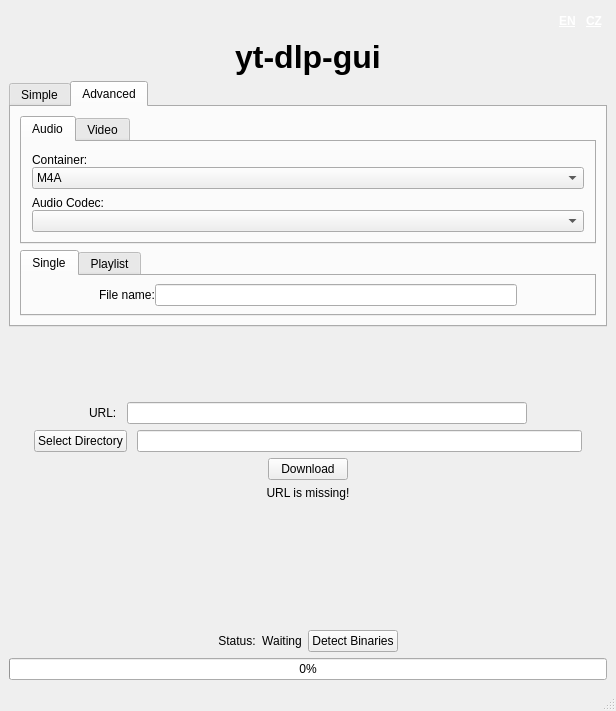
Above: maingui.ui from Filip-Funda/yt-dlp-gui before the change. Below: the same form after it.
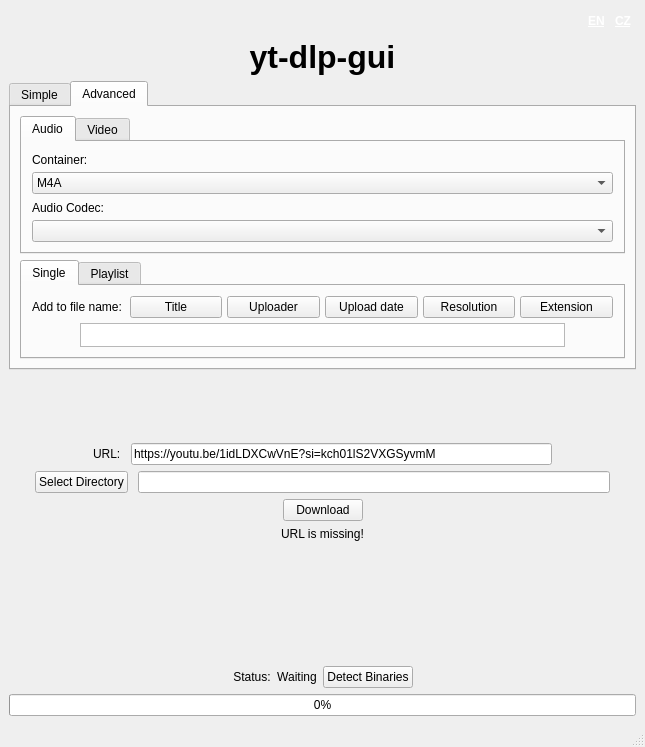
That is the form after the change. The open tabs and pages were chosen to show the change.

Commit message: feat(ui): add file name advanced options ui, fix codec passing to yt-dlp

```diff
--- a/maingui.ui
+++ b/maingui.ui
@@ -6,8 +6,8 @@
    <rect>
     <x>0</x>
     <y>0</y>
-    <width>616</width>
-    <height>711</height>
+    <width>645</width>
+    <height>747</height>
    </rect>
   </property>
   <property name="windowTitle">
@@ -572,7 +572,7 @@
             <item>
              <layout class="QVBoxLayout" name="verticalLayout_16">
               <property name="spacing">
-               <number>0</number>
+               <number>5</number>
               </property>
               <item>
                <widget class="QLabel" name="audioContainerLabel">
@@ -630,7 +630,7 @@
             <item>
              <layout class="QVBoxLayout" name="verticalLayout_15">
               <property name="spacing">
-               <number>0</number>
+               <number>5</number>
               </property>
               <item>
                <widget class="QLabel" name="audioAudioCodecLabel">
@@ -770,19 +770,82 @@
              <number>0</number>
             </property>
             <property name="leftMargin">
-             <number>5</number>
+             <number>10</number>
             </property>
             <property name="topMargin">
-             <number>5</number>
+             <number>10</number>
             </property>
             <property name="rightMargin">
-             <number>5</number>
+             <number>10</number>
             </property>
             <property name="bottomMargin">
+             <number>10</number>
+            </property>
+            <item>
+             <layout class="QVBoxLayout" name="verticalLayout_18">
+              <property name="spacing">
              <number>5</number>
             </property>
+              <property name="topMargin">
+               <number>0</number>
+              </property>
             <item>
-             <layout class="QHBoxLayout" name="horizontalLayout_10" stretch="3,1,15,3">
+               <layout class="QHBoxLayout" name="horizontalLayout_12" stretch="1,1,1,1,1,1">
+                <property name="spacing">
+                 <number>5</number>
+                </property>
+                <property name="topMargin">
+                 <number>0</number>
+                </property>
+                <item>
+                 <widget class="QLabel" name="label_2">
+                  <property name="text">
+                   <string>Add to file name:</string>
+                  </property>
+                  <property name="alignment">
+                   <set>Qt::AlignmentFlag::AlignLeading|Qt::AlignmentFlag::AlignLeft|Qt::AlignmentFlag::AlignVCenter</set>
+                  </property>
+                 </widget>
+                </item>
+                <item>
+                 <widget class="QPushButton" name="addTitleButton">
+                  <property name="text">
+                   <string>Title</string>
+                  </property>
+                 </widget>
+                </item>
+                <item>
+                 <widget class="QPushButton" name="addUploaderButton">
+                  <property name="text">
+                   <string>Uploader</string>
+                  </property>
+                 </widget>
+                </item>
+                <item>
+                 <widget class="QPushButton" name="addUploadDateButton">
+                  <property name="text">
+                   <string>Upload date</string>
+                  </property>
+                 </widget>
+                </item>
+                <item>
+                 <widget class="QPushButton" name="addResolutionButton">
+                  <property name="text">
+                   <string>Resolution</string>
+                  </property>
+                 </widget>
+                </item>
+                <item>
+                 <widget class="QPushButton" name="addExtensionButton">
+                  <property name="text">
+                   <string>Extension</string>
+                  </property>
+                 </widget>
+                </item>
+               </layout>
+              </item>
+              <item>
+               <layout class="QHBoxLayout" name="horizontalLayout_10" stretch="1,10,1">
               <item>
                <spacer name="horizontalSpacer_20">
                 <property name="orientation">
@@ -797,22 +860,24 @@
                </spacer>
               </item>
               <item>
-               <widget class="QLabel" name="fileNameLabel_2">
-                <property name="text">
-                 <string>File name:</string>
-                </property>
-                <property name="margin">
-                 <number>0</number>
-                </property>
-                <property name="indent">
-                 <number>-1</number>
-                </property>
-               </widget>
-              </item>
-              <item>
-               <widget class="QLineEdit" name="fileNameInput_2">
-                <property name="maxLength">
-                 <number>256</number>
+                 <widget class="QTextEdit" name="advancedFileNameInput">
+                  <property name="sizePolicy">
+                   <sizepolicy hsizetype="Minimum" vsizetype="Ignored">
+                    <horstretch>0</horstretch>
+                    <verstretch>0</verstretch>
+                   </sizepolicy>
+                  </property>
+                  <property name="verticalScrollBarPolicy">
+                   <enum>Qt::ScrollBarPolicy::ScrollBarAlwaysOff</enum>
+                  </property>
+                  <property name="horizontalScrollBarPolicy">
+                   <enum>Qt::ScrollBarPolicy::ScrollBarAlwaysOff</enum>
+                  </property>
+                  <property name="lineWrapMode">
+                   <enum>QTextEdit::LineWrapMode::NoWrap</enum>
+                  </property>
+                  <property name="acceptRichText">
+                   <bool>false</bool>
                 </property>
                </widget>
               </item>
@@ -832,6 +897,8 @@
              </layout>
             </item>
            </layout>
+            </item>
+           </layout>
           </widget>
           <widget class="QWidget" name="advancedPlaylistTab">
            <attribute name="title">
@@ -950,6 +1017,9 @@
           <height>0</height>
          </size>
         </property>
+        <property name="text">
+         <string>https://youtu.be/1idLDXCwVnE?si=kch01lS2VXGSyvmM</string>
+        </property>
         <property name="maxLength">
          <number>256</number>
         </property>
```
Left out of the diff: 18 changed lines with no effect on the pictures. Lines whose indentation alone changed are shown as unchanged. The commit also changes 6 other files.
